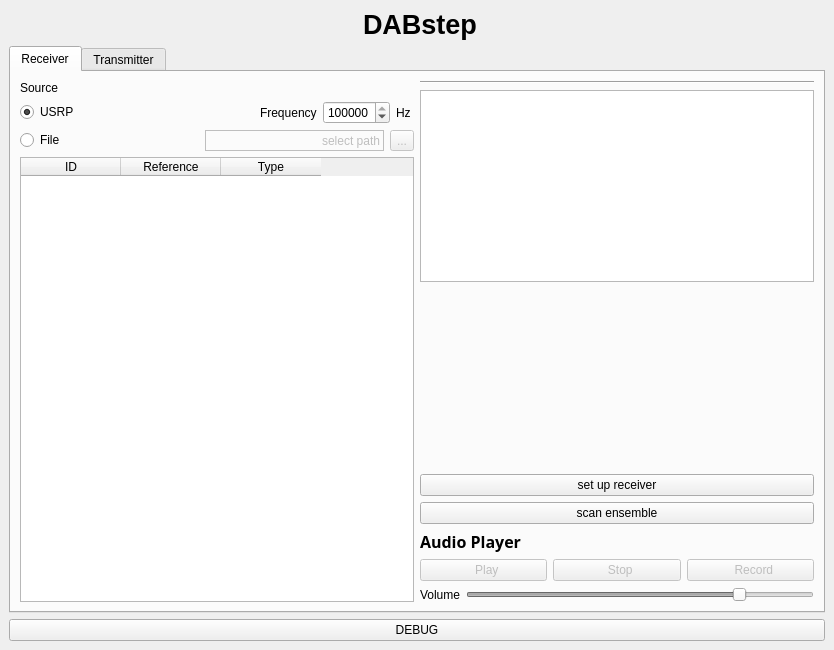
Above: python/GUI/user_frontend.ui from rubund/gr-dab before the change. Below: the same form after it.
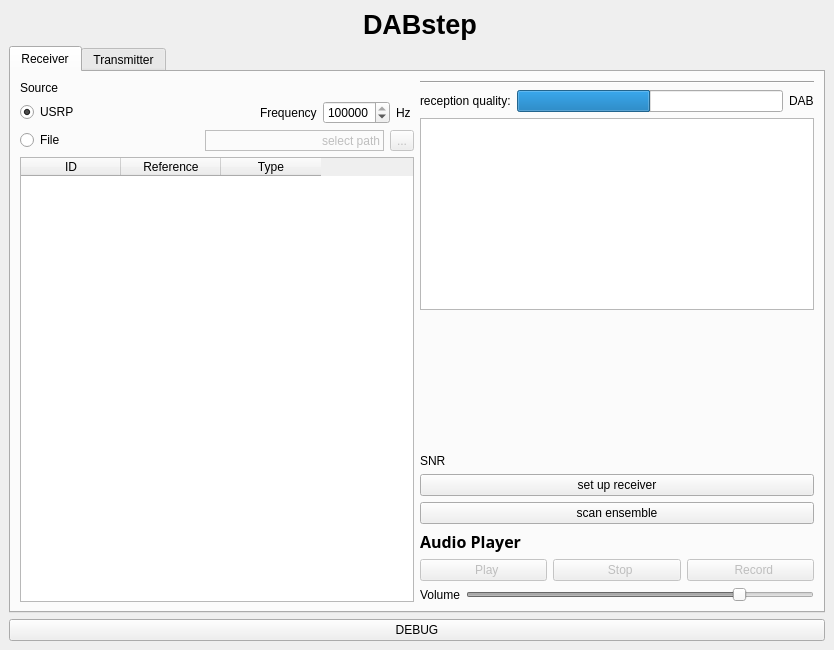
That is the form after the change. Icons and pictures are not drawn.

What changed in the file:
```diff
--- a/python/GUI/user_frontend.ui
+++ b/python/GUI/user_frontend.ui
@@ -231,6 +231,43 @@
               </property>
              </widget>
             </item>
+            <item>
+             <layout class="QHBoxLayout" name="horizontalLayout_23">
+              <item>
+               <widget class="QLabel" name="label_8">
+                <property name="text">
+                 <string>reception quality:</string>
+                </property>
+               </widget>
+              </item>
+              <item>
+               <widget class="QProgressBar" name="bar_snr">
+                <property name="styleSheet">
+                 <string notr="true">tfadsf</string>
+                </property>
+                <property name="minimum">
+                 <number>-20</number>
+                </property>
+                <property name="maximum">
+                 <number>20</number>
+                </property>
+                <property name="value">
+                 <number>0</number>
+                </property>
+                <property name="format">
+                 <string/>
+                </property>
+               </widget>
+              </item>
+              <item>
+               <widget class="QLabel" name="label_dabplus">
+                <property name="text">
+                 <string>DAB</string>
+                </property>
+               </widget>
+              </item>
+             </layout>
+            </item>
             <item>
              <widget class="QPlainTextEdit" name="txt_info"/>
             </item>
@@ -247,6 +284,13 @@
               </property>
              </spacer>
             </item>
+            <item>
+             <widget class="QLabel" name="label_SNR">
+              <property name="text">
+               <string>SNR</string>
+              </property>
+             </widget>
+            </item>
             <item>
              <widget class="QPushButton" name="btn_init">
               <property name="font">
```
